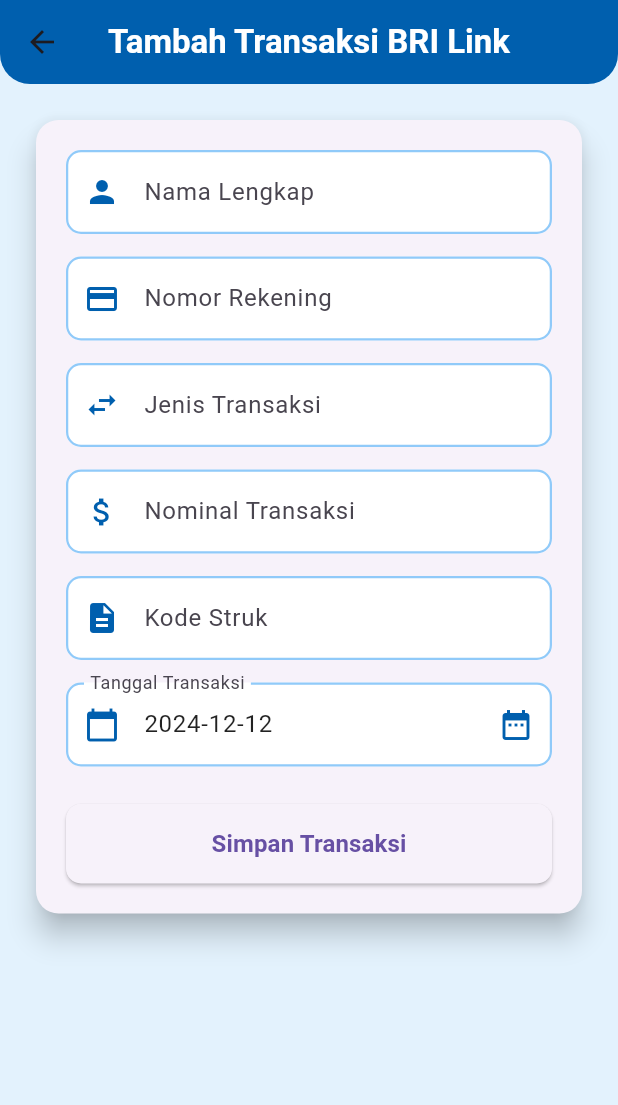
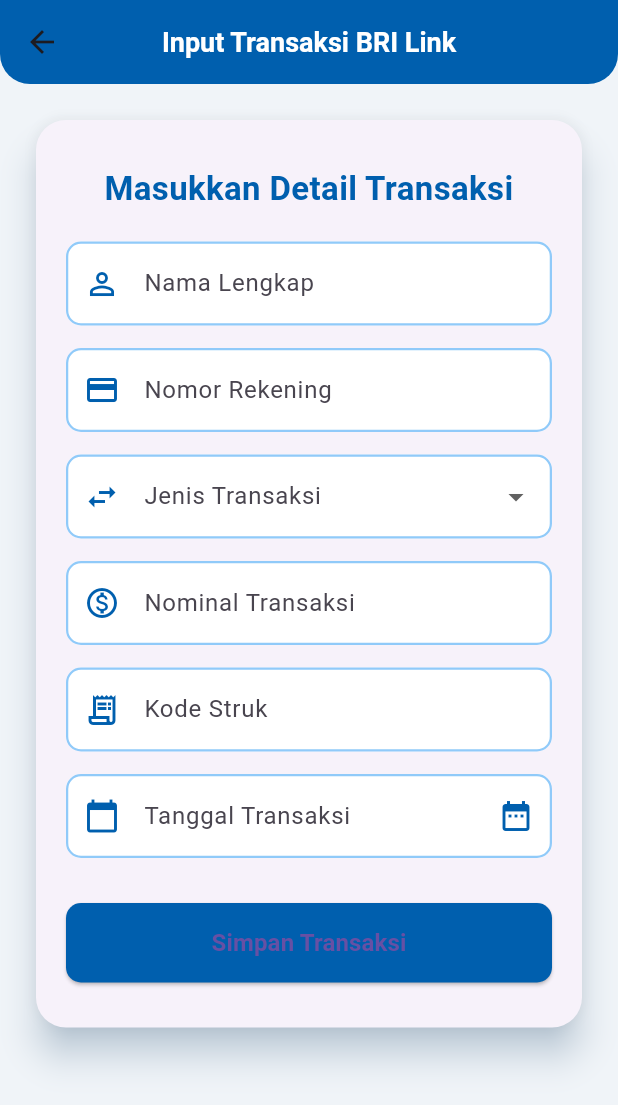
Before and after one commit to restuwijaya27/Proyek-Perangkat-lunak_AdmBriLink, a Flutter app: the TransaksiAddView screen opened directly, on a phone screen of 412 x 824 dp. Shown: the top 1105 px of the screen. Run offline on Flutter 3.47's test engine with Material 3 defaults, Android fonts, the phone set to English and light mode, and no system bars; our stand-ins replace cloud_firestore, firebase_auth, firebase_core, get; accounts and stored records are empty; statements that could not run were skipped.

Commit message:
update add view

```diff
--- a/lib/app/modules/transaksi/views/transaksi_add_view.dart
+++ b/lib/app/modules/transaksi/views/transaksi_add_view.dart
@@ -8,46 +8,35 @@ class TransaksiAddView extends GetView<TransaksiController> {
 
   @override
   Widget build(BuildContext context) {
-    WidgetsBinding.instance.addPostFrameCallback((_) {
-      controller.cTanggal.text = DateFormat('yyyy-MM-dd').format(DateTime.now());
-    });
-
     return Scaffold(
-      backgroundColor: Colors.blue[50],
-      appBar: AppBar(
-        title: Text(
-          'Tambah Transaksi BRI Link',
-          style: TextStyle(
-            color: Colors.white,
-            fontWeight: FontWeight.bold
-          ),
-        ),
-        backgroundColor: Color(0xFF005FAE), // BRI Blue
-        centerTitle: true,
-        elevation: 0,
-        shape: RoundedRectangleBorder(
-          borderRadius: BorderRadius.vertical(
-            bottom: Radius.circular(20)
-          )
-        ),
-      ),
-      body: SingleChildScrollView(
+      backgroundColor: Color(0xFFF0F4F8), // Soft background color
+      appBar: _buildCustomAppBar(),
+      body: GestureDetector(
+        onTap: () => FocusScope.of(context).unfocus(), // Dismiss keyboard on tap outside
+        child: SingleChildScrollView(
+          physics: ClampingScrollPhysics(),
           child: Padding(
             padding: EdgeInsets.all(20),
             child: Card(
-            elevation: 8,
+              elevation: 10,
+              shadowColor: Colors.blue.shade100,
               shape: RoundedRectangleBorder(
-              borderRadius: BorderRadius.circular(15)
+                borderRadius: BorderRadius.circular(20)
               ),
               child: Padding(
-              padding: EdgeInsets.all(20),
+                padding: EdgeInsets.symmetric(horizontal: 20, vertical: 30),
+                child: Form(
+                  key: controller.formKey,
                   child: Column(
                     crossAxisAlignment: CrossAxisAlignment.stretch,
                     children: [
+                      _buildHeaderText(),
+                      SizedBox(height: 20),
                       _buildTextField(
                         controller: controller.cNama,
                         label: "Nama Lengkap",
-                    icon: Icons.person,
+                        icon: Icons.person_outline,
+                        validator: (value) => value!.isEmpty ? 'Nama harus diisi' : null,
                       ),
                       SizedBox(height: 15),
                       _buildTextField(
@@ -55,54 +44,32 @@ class TransaksiAddView extends GetView<TransaksiController> {
                         label: "Nomor Rekening",
                         icon: Icons.credit_card,
                         keyboardType: TextInputType.number,
+                        validator: (value) => value!.length < 10 ? 'Nomor rekening tidak valid' : null,
                       ),
                       SizedBox(height: 15),
-                  _buildTextField(
-                    controller: controller.cJenis_transaksi,
-                    label: "Jenis Transaksi",
-                    icon: Icons.swap_horiz,
-                  ),
+                      _buildTransactionTypeDropdown(),
                       SizedBox(height: 15),
                       _buildTextField(
                         controller: controller.cNominal,
                         label: "Nominal Transaksi",
-                    icon: Icons.attach_money,
+                        icon: Icons.monetization_on_outlined,
                         keyboardType: TextInputType.number,
+                        validator: (value) => double.tryParse(value!) == null ? 'Nominal tidak valid' : null,
                       ),
                       SizedBox(height: 15),
                       _buildTextField(
                         controller: controller.cKode_struk,
                         label: "Kode Struk",
-                    icon: Icons.description,
+                        icon: Icons.receipt_long_outlined,
                         keyboardType: TextInputType.number,
                       ),
                       SizedBox(height: 15),
                       _buildDateField(context),
-                  SizedBox(height: 25),
-                  ElevatedButton(
-                    onPressed: () => controller.add(
-                      controller.cNama.text,
-                      controller.cNomer_rekening.text,
-                      controller.cJenis_transaksi.text,
-                      controller.cNominal.text,
-                      controller.cTanggal.text,
-                      controller.cKode_struk.text,
-                    ),
-                    style: ElevatedButton.styleFrom( // BRI Blue
-                      padding: EdgeInsets.symmetric(vertical: 15),
-                      shape: RoundedRectangleBorder(
-                        borderRadius: BorderRadius.circular(10)
-                      )
-                    ),
-                    child: Text(
-                      "Simpan Transaksi",
-                      style: TextStyle(
-                        fontSize: 16,
-                        fontWeight: FontWeight.bold
+                      SizedBox(height: 30),
+                      _buildSubmitButton(context)
+                    ],
                   ),
                 ),
-                  )
-                ],
               ),
             ),
           ),
@@ -111,16 +78,85 @@ class TransaksiAddView extends GetView<TransaksiController> {
     );
   }
 
+  AppBar _buildCustomAppBar() {
+    return AppBar(
+      title: Text(
+        'Input Transaksi BRI Link',
+        style: TextStyle(
+          color: Colors.white,
+          fontWeight: FontWeight.bold,
+          fontSize: 18
+        ),
+      ),
+      backgroundColor: Color(0xFF005FAE),
+      centerTitle: true,
+      elevation: 0,
+      shape: RoundedRectangleBorder(
+        borderRadius: BorderRadius.vertical(
+          bottom: Radius.circular(20)
+        )
+      ),
+    );
+  }
+
+  Widget _buildHeaderText() {
+    return Text(
+      'Masukkan Detail Transaksi',
+      textAlign: TextAlign.center,
+      style: TextStyle(
+        fontSize: 22,
+        fontWeight: FontWeight.bold,
+        color: Color(0xFF005FAE)
+      ),
+    );
+  }
+
+  Widget _buildTransactionTypeDropdown() {
+    return DropdownButtonFormField<String>(
+      decoration: InputDecoration(
+        labelText: 'Jenis Transaksi',
+        prefixIcon: Icon(Icons.swap_horiz, color: Color(0xFF005FAE)),
+        filled: true,
+        fillColor: Colors.white,
+        enabledBorder: OutlineInputBorder(
+          borderRadius: BorderRadius.circular(10),
+          borderSide: BorderSide(color: Colors.blue[200]!, width: 1.5),
+        ),
+        focusedBorder: OutlineInputBorder(
+          borderRadius: BorderRadius.circular(10),
+          borderSide: BorderSide(color: Color(0xFF005FAE), width: 2),
+        ),
+      ),
+      items: [
+        'Transfer',
+        'Pembayaran',
+        'Setoran',
+        'Penarikan'
+      ].map((String value) {
+        return DropdownMenuItem<String>(
+          value: value,
+          child: Text(value),
+        );
+      }).toList(),
+      onChanged: (newValue) {
+        controller.cJenis_transaksi.text = newValue!;
+      },
+      validator: (value) => value == null ? 'Pilih jenis transaksi' : null,
+    );
+  }
+
   Widget _buildTextField({
     required TextEditingController controller,
     required String label,
     required IconData icon,
     TextInputType keyboardType = TextInputType.text,
+    String? Function(String?)? validator,
   }) {
-    return TextField(
+    return TextFormField(
       controller: controller,
       keyboardType: keyboardType,
       textInputAction: TextInputAction.next,
+      validator: validator,
       style: TextStyle(color: Colors.black87),
       decoration: InputDecoration(
         labelText: label,
@@ -135,14 +171,23 @@ class TransaksiAddView extends GetView<TransaksiController> {
           borderRadius: BorderRadius.circular(10),
           borderSide: BorderSide(color: Color(0xFF005FAE), width: 2),
         ),
+        errorBorder: OutlineInputBorder(
+          borderRadius: BorderRadius.circular(10),
+          borderSide: BorderSide(color: Colors.red, width: 2),
+        ),
+        focusedErrorBorder: OutlineInputBorder(
+          borderRadius: BorderRadius.circular(10),
+          borderSide: BorderSide(color: Colors.red, width: 2),
+        ),
       ),
     );
   }
 
   Widget _buildDateField(BuildContext context) {
-    return TextField(
+    return TextFormField(
       controller: controller.cTanggal,
       readOnly: true,
+      validator: (value) => value!.isEmpty ? 'Tanggal harus dipilih' : null,
       style: TextStyle(color: Colors.black87),
       decoration: InputDecoration(
         labelText: "Tanggal Transaksi",
@@ -165,6 +210,37 @@ class TransaksiAddView extends GetView<TransaksiController> {
     );
   }
 
+  Widget _buildSubmitButton(BuildContext context) {
+    return ElevatedButton(
+      onPressed: () {
+        if (controller.formKey.currentState!.validate()) {
+          controller.add(
+            controller.cNama.text,
+            controller.cNomer_rekening.text,
+            controller.cJenis_transaksi.text,
+            controller.cNominal.text,
+            controller.cTanggal.text,
+            controller.cKode_struk.text,
+          );
+        }
+      },
+      style: ElevatedButton.styleFrom(
+        backgroundColor: Color(0xFF005FAE),
+        padding: EdgeInsets.symmetric(vertical: 15),
+        shape: RoundedRectangleBorder(
+          borderRadius: BorderRadius.circular(10)
+        )
+      ),
+      child: Text(
+        "Simpan Transaksi",
+        style: TextStyle(
+          fontSize: 16,
+          fontWeight: FontWeight.bold
+        ),
+      ),
+    );
+  }
+
   Future<void> _selectDate(BuildContext context) async {
     final DateTime? picked = await showDatePicker(
       context: context,
@@ -175,9 +251,9 @@ class TransaksiAddView extends GetView<TransaksiController> {
         return Theme(
           data: ThemeData(
             colorScheme: ColorScheme.light(
-              primary: Color(0xFF005FAE), // Header background color
-              onPrimary: Colors.white, // Header text color
-              onSurface: Colors.black, // Body text color
+              primary: Color(0xFF005FAE),
+              onPrimary: Colors.white,
+              onSurface: Colors.black,
             ),
           ),
           child: child!,
```
Lines whose indentation alone changed are shown as unchanged.
